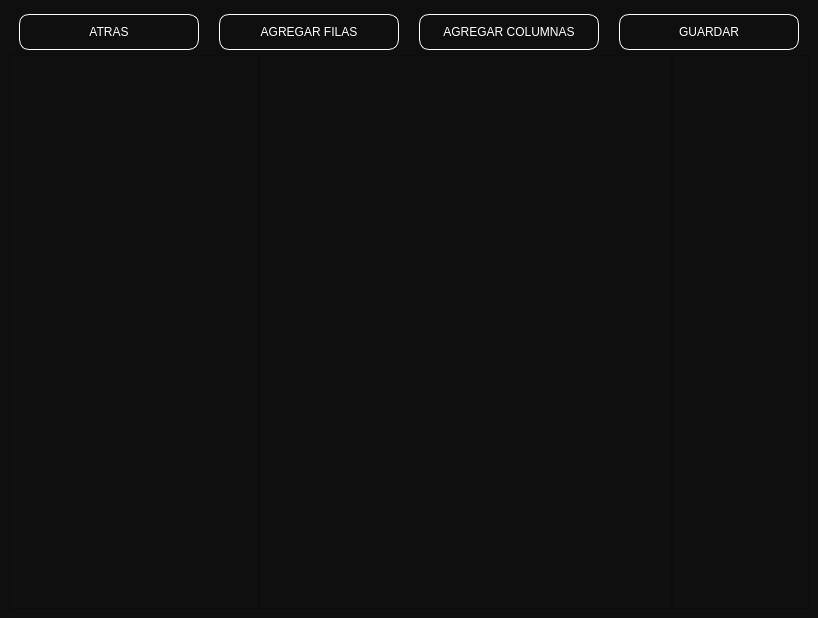
Before: the Qt Designer form src/editor/game_editor.ui in fernandezfacu/Remake-Counter-Strike-2D, drawn with Qt 5.
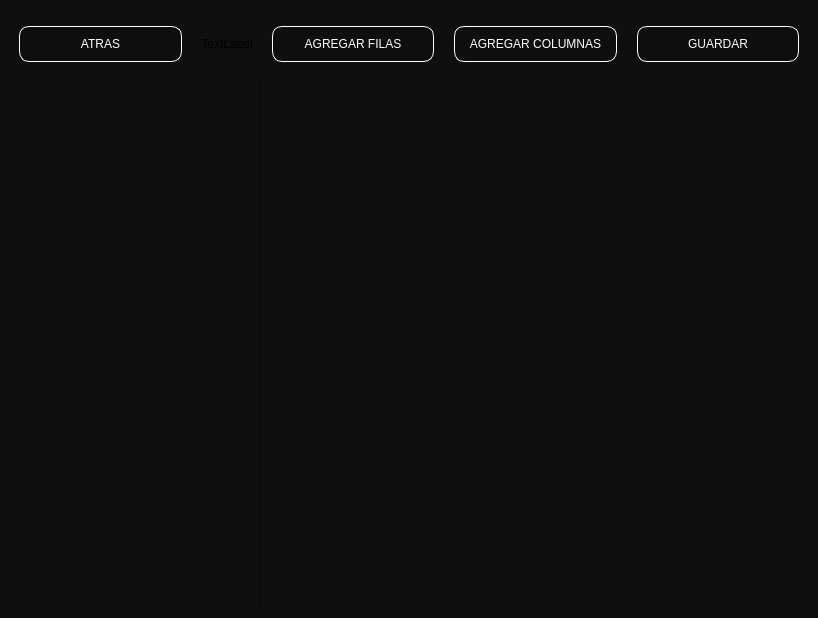
After: the same form once the commit is applied.

Commit message: muestro el bloque/modo seleccionado

Patch:
```diff
--- a/src/editor/game_editor.ui
+++ b/src/editor/game_editor.ui
@@ -242,6 +242,40 @@
             </property>
            </widget>
           </item>
+          <item>
+           <widget class="QLabel" name="selected_mode">
+            <property name="sizePolicy">
+             <sizepolicy hsizetype="Preferred" vsizetype="Preferred">
+              <horstretch>0</horstretch>
+              <verstretch>0</verstretch>
+             </sizepolicy>
+            </property>
+            <property name="minimumSize">
+             <size>
+              <width>70</width>
+              <height>70</height>
+             </size>
+            </property>
+            <property name="maximumSize">
+             <size>
+              <width>70</width>
+              <height>70</height>
+             </size>
+            </property>
+            <property name="styleSheet">
+             <string notr="true">margin: 5px 10px;</string>
+            </property>
+            <property name="text">
+             <string>TextLabel</string>
+            </property>
+            <property name="alignment">
+             <set>Qt::AlignCenter</set>
+            </property>
+            <property name="margin">
+             <number>0</number>
+            </property>
+           </widget>
+          </item>
           <item>
            <widget class="QPushButton" name="add_rows_button">
             <property name="minimumSize">
@@ -368,7 +402,7 @@
                <x>0</x>
                <y>0</y>
                <width>248</width>
-               <height>543</height>
+               <height>524</height>
               </rect>
              </property>
              <property name="sizePolicy">
@@ -417,7 +451,7 @@
                <x>0</x>
                <y>0</y>
                <width>400</width>
-               <height>543</height>
+               <height>524</height>
               </rect>
              </property>
              <layout class="QGridLayout" name="gridLayout_2">
@@ -482,7 +516,7 @@
                <x>0</x>
                <y>0</y>
                <width>132</width>
-               <height>543</height>
+               <height>524</height>
               </rect>
              </property>
              <property name="sizePolicy">
```
The commit also changes 1 other file.
